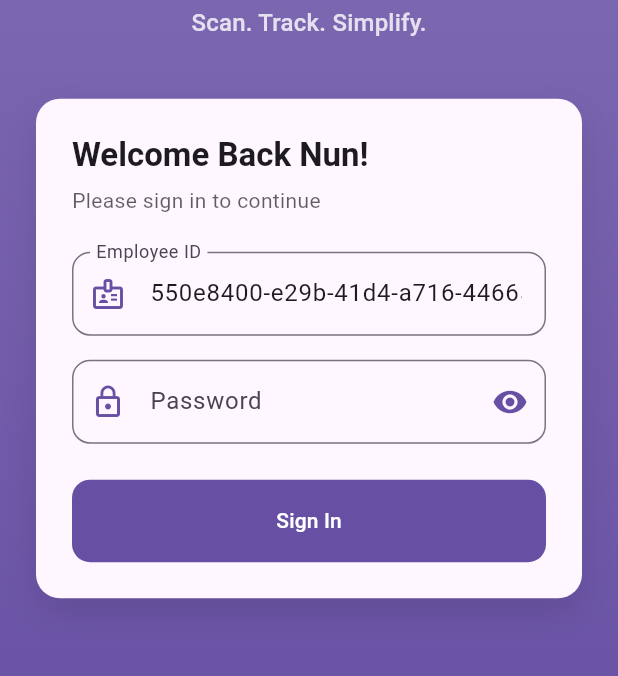
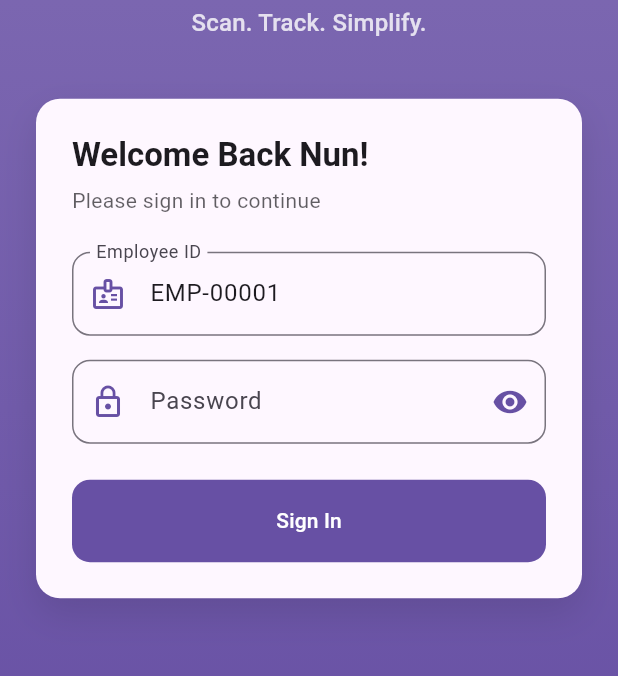
Before and after one commit to nesatkroper/m-att, a Flutter app: the first screen one second after launch, on a phone screen of 412 x 824 dp, the part 420-1096 px from its top. Run offline on Flutter 3.47's test engine with Material 3 defaults, Android fonts, the phone set to English and light mode, and no system bars; our stand-ins replace fl_chart, flutter_hooks, flutter_local_notifications, shared_preferences, timezone; missing offline and left inert: mobile_scanner.

```diff
--- a/lib/screens/login_screen.dart
+++ b/lib/screens/login_screen.dart
@@ -9,8 +9,7 @@ class LoginScreen extends HookWidget {
 
   @override
   Widget build(BuildContext context) {
-    final employeeIdController =
-        useTextEditingController(text: '550e8400-e29b-41d4-a716-446655440001');
+    final employeeIdController = useTextEditingController(text: 'EMP-00001');
     final passwordController = useTextEditingController();
     final isPasswordVisible = useState(false);
     final isSubmitting = useState(false);
--- a/lib/services/mock_api_service.dart
+++ b/lib/services/mock_api_service.dart
@@ -10,14 +10,14 @@ class MockApiService {
   final List<Employee> _employees = [
     Employee(
       employeeId: '550e8400-e29b-41d4-a716-446655440001',
-      employeeCode: 'EMP001',
+      employeeCode: 'EMP-00001',
       firstName: 'Suong',
       lastName: 'Phanun',
       gender: Gender.male,
       dob: DateTime(1990, 5, 15),
       phone: '+1234567890',
-      positionId: 'pos001',
-      departmentId: 'dept001',
+      positionId: 'POS-0001',
+      departmentId: 'DEP-0001',
       salary: 7500.00,
       hiredDate: DateTime(2020, 3, 10),
       status: Status.active,
@@ -28,7 +28,7 @@ class MockApiService {
     ),
     Employee(
       employeeId: '550e8400-e29b-41d4-a716-446655440002',
-      employeeCode: 'EMP002',
+      employeeCode: 'EMP-00002',
       firstName: 'Jane',
       lastName: 'Smith',
       gender: Gender.female,
@@ -45,7 +45,7 @@ class MockApiService {
     ),
     Employee(
       employeeId: '550e8400-e29b-41d4-a716-446655440003',
-      employeeCode: 'EMP003',
+      employeeCode: 'EMP-00003',
       firstName: 'Robert',
       lastName: 'Johnson',
       gender: Gender.male,
@@ -62,7 +62,7 @@ class MockApiService {
     ),
     Employee(
       employeeId: '550e8400-e29b-41d4-a716-446655440004',
-      employeeCode: 'EMP004',
+      employeeCode: 'EMP-00004',
       firstName: 'Emily',
       lastName: 'Williams',
       gender: Gender.female,
@@ -79,7 +79,7 @@ class MockApiService {
     ),
     Employee(
       employeeId: '550e8400-e29b-41d4-a716-446655440005',
-      employeeCode: 'EMP005',
+      employeeCode: 'EMP-00005',
       firstName: 'Michael',
       lastName: 'Brown',
       gender: Gender.male,
@@ -179,10 +179,10 @@ class MockApiService {
   }
 
   // Simulate login API
-  Future<Employee?> login(String employeeId, String password) async {
+  Future<Employee?> login(String employeeCode, String password) async {
     // For demo, accept any password but require valid employee ID
     final employee = _employees.firstWhere(
-      (emp) => emp.employeeId == employeeId,
+      (emp) => emp.employeeCode == employeeCode,
       orElse: () => Employee(
         employeeId: '',
         employeeCode: '',
@@ -328,7 +328,6 @@ class MockApiService {
     final uuid = Uuid();
     final random = Random();
     final leaveTypes = ['sick', 'vacation', 'personal', 'other'];
-    final statuses = ['pending', 'approved', 'rejected'];
 
     // Generate between 0-3 leave requests
     final requestCount = random.nextInt(4);
```
Also changed, not shown: lib/providers/auth_provider.dart (+10 -4 lines), lib/screens/home_screen.dart (+16 -18 lines), 8 other files.
